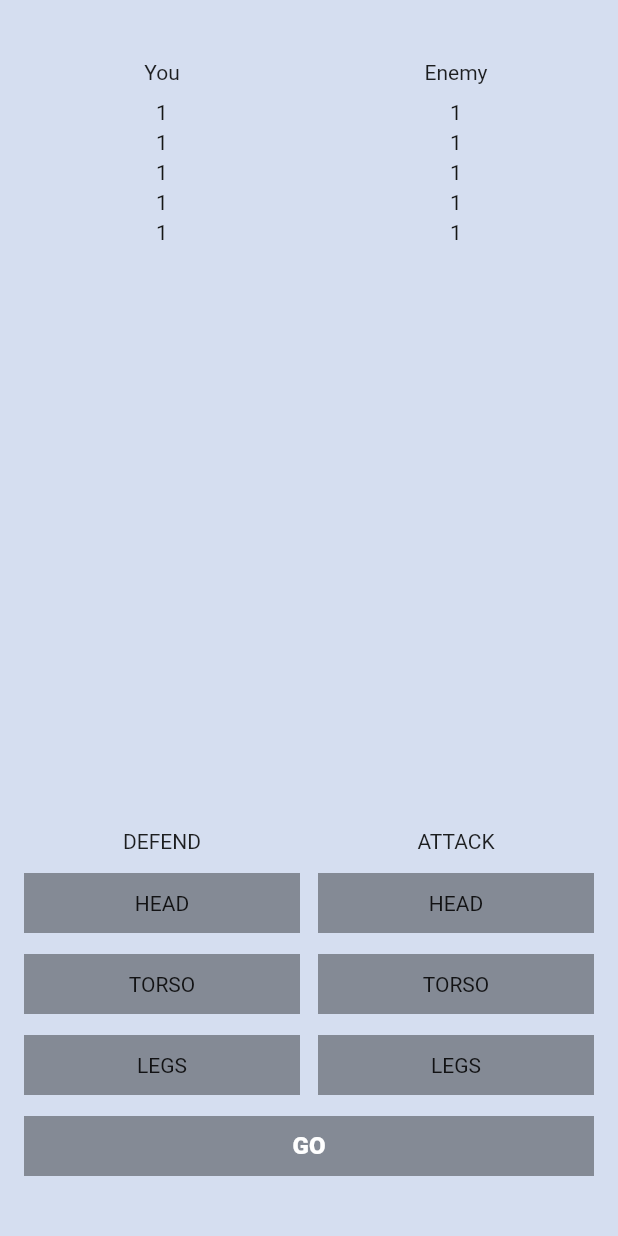
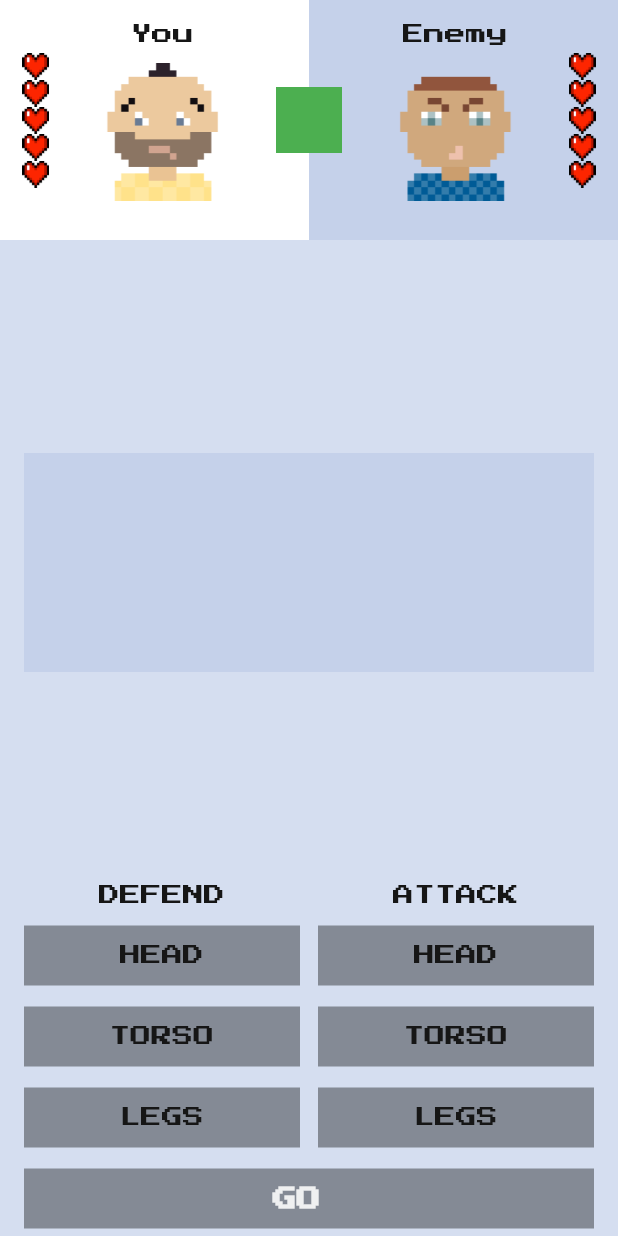
Before and after one commit to MVoldemar/flutter_course2, a Flutter app: the screen it shows after launch, on a phone screen of 412 x 824 dp. Run offline on Flutter 3.47's test engine with Material 2 defaults, Android fonts, the phone set to English and light mode, and no system bars; our stand-ins replace google_fonts.

Commit message:
3_generation

```diff
--- /dev/null
+++ b/lib/fight_club_colors.dart
@@ -0,0 +1,13 @@
+import 'package:flutter/material.dart';
+
+class FightClubColors{
+
+  FightClubColors._();
+  static const background = Color.fromRGBO(213, 222, 240, 1);
+  static const greyButton = Colors.black38;
+  static const blueButton = Color(0xFF1C79CE);
+  static const blackButton = Colors.black87;
+  static const darkGreyText = Color(0xFF161616);
+  static const whiteText = Color(0xDEFFFFFF);
+  static const darkPurpleBackground = Color(0xFFC5D1EA);
+}
--- /dev/null
+++ b/lib/fight_club_icons.dart
@@ -0,0 +1,8 @@
+class FightClubIcons {
+
+  FightClubIcons._();
+
+  static const heartFull = "assets/icons/heart-full.png";
+  static const heartEmpty = "assets/icons/heart-empty.png";
+
+}
--- /dev/null
+++ b/lib/fight_club_images.dart
@@ -0,0 +1,9 @@
+class FightClubImages {
+
+  FightClubImages._();
+
+  static const youAvatar = "assets/images/you-avatar.png";
+  static const enemyAvatar = "assets/images/enemy-avatar.png";
+
+
+}
--- a/lib/main.dart
+++ b/lib/main.dart
@@ -1,5 +1,12 @@
+import 'dart:math';
+
 import 'package:flutter/material.dart';
-import 'package:flutter/rendering.dart';
+import 'package:flutter_fight_club/fight_club_colors.dart';
+import 'package:flutter_fight_club/fight_club_icons.dart';
+import 'package:google_fonts/google_fonts.dart';
+
+import 'fight_club_images.dart';
+
 
 void main() {
   runApp(MyApp());
@@ -9,6 +16,11 @@ class MyApp extends StatelessWidget {
   @override
   Widget build(BuildContext context) {
     return MaterialApp(
+      theme: ThemeData(
+        textTheme: GoogleFonts.pressStart2pTextTheme(
+          Theme.of(context).textTheme,
+        ),
+      ),
       home: MyHomePage(),
     );
   }
@@ -18,82 +30,221 @@ class MyHomePage extends StatefulWidget {
   const MyHomePage({Key? key}) : super(key: key);
 
   @override
-  _MyHomePageState createState() => _MyHomePageState();
+  MyHomePageState createState() => MyHomePageState();
 }
 
-class _MyHomePageState extends State<MyHomePage> {
+class MyHomePageState extends State<MyHomePage> {
   BodyPart? defendingBodyPart;
   BodyPart? attackingBodyPart;
-  var colorButtonGo = Colors.black38;
+
+  BodyPart whatEnemyAttacks = BodyPart.random();
+  BodyPart whatEnemyDefends = BodyPart.random();
+
+  static const maxLives = 5;
+
+  int yourLives = maxLives;
+  int enemyLives = maxLives;
+
+
   @override
   Widget build(BuildContext context) {
     return Scaffold(
-        backgroundColor: Color.fromRGBO(213, 222, 240, 1),
-        body: Column(
+        backgroundColor: FightClubColors.background ,
+        body: SafeArea(
+          child: Column(
             children: [
-            SizedBox(
-              height: 40,
+              FightersInfo(maxLivesCount: maxLives,
+                  yourLivesCount: yourLives,
+                  enemyLivesCount: enemyLives,
                 ),
-            Row(
-              children: [
-                SizedBox(
-                  width: 16,
+              Expanded(child: SizedBox()),
+
+              Padding(padding: EdgeInsets.only(left: 16, right: 16, top:30, bottom: 30 ),
+              child: Expanded(child: SizedBox(height: 146, width: double.infinity,
+                child: ColoredBox(color: FightClubColors.darkPurpleBackground,),)), ),
+              Expanded(child: SizedBox()),
+              ControlsWidget(
+                  defendingBodyPart: defendingBodyPart,
+                  selectDefendingBodyPart: _selectDefendingBodyPart,
+                  attackingBodyPart: attackingBodyPart,
+                  selectAttackingBodyPart: _selectAttackingBodyPart),
+              SizedBox(height: 14,),
+              GoButton(text: yourLives == 0 || enemyLives == 0 ? "Start new game": "Go ",
+                onTap: _onGoButtonClicked,
+                color: getGoButtonColor(),
                  ),
-                Expanded(child: Center(child: Text("You"))),
-                SizedBox(
-                  width: 12,
-                ),
-                Expanded(child: Center(child: Text("Enemy"))),
-                SizedBox(
-                  width: 16,
-                )
+
+              SizedBox(height: 5,),
             ],
           ),
-            SizedBox(height: 11,),
-            Row(
-              children: [
-                SizedBox(
-                  width: 16,
-                ),
-                Expanded(
-                  child: Column(children: [
-                    Center(child: Text("1", style: TextStyle(fontSize: 14, color: Color.fromRGBO(21, 22, 22, 1), fontWeight: FontWeight.w400),)),
-                    SizedBox(height: 4,),
-                    Center(child: Text("1", style: TextStyle(fontSize: 14, color: Color.fromRGBO(21, 22, 22, 1), fontWeight: FontWeight.w400),)),
-                    SizedBox(height: 4,),
-                    Center(child: Text("1", style: TextStyle(fontSize: 14, color: Color.fromRGBO(21, 22, 22, 1), fontWeight: FontWeight.w400),)),
-                    SizedBox(height: 4,),
-                    Center(child: Text("1", style: TextStyle(fontSize: 14, color: Color.fromRGBO(21, 22, 22, 1), fontWeight: FontWeight.w400),)),
-                    SizedBox(height: 4,),
-                    Center(child: Text("1", style: TextStyle(fontSize: 14, color: Color.fromRGBO(21, 22, 22, 1), fontWeight: FontWeight.w400),)),
-                  ]),
-                ),
-                SizedBox(
-                  width: 12,
-                ),
-                Expanded(
-                  child: Column(children: [
-                    Center(child: Text("1", style: TextStyle(fontSize: 14, color: Color.fromRGBO(21, 22, 22, 1), fontWeight: FontWeight.w400),)),
-                    SizedBox(height: 4,),
-                    Center(child: Text("1", style: TextStyle(fontSize: 14, color: Color.fromRGBO(21, 22, 22, 1), fontWeight: FontWeight.w400),)),
-                    SizedBox(height: 4,),
-                    Center(child: Text("1", style: TextStyle(fontSize: 14, color: Color.fromRGBO(21, 22, 22, 1), fontWeight: FontWeight.w400),)),
-                    SizedBox(height: 4,),
-                    Center(child: Text("1", style: TextStyle(fontSize: 14, color: Color.fromRGBO(21, 22, 22, 1), fontWeight: FontWeight.w400),)),
-                    SizedBox(height: 4,),
-                    Center(child: Text("1", style: TextStyle(fontSize: 14, color: Color.fromRGBO(21, 22, 22, 1), fontWeight: FontWeight.w400),)),
+        ));
+  }
+
+  Color getGoButtonColor() {
+    if (yourLives == 0 || enemyLives == 0) {
+      return FightClubColors.blackButton;
+    }
+    else if (attackingBodyPart == null || defendingBodyPart == null) {
+      return FightClubColors.greyButton;
+    }
+    else {
+      return FightClubColors.blackButton;
+    }
+  }
+
+  void _onGoButtonClicked()
+  {
+    if(enemyLives == 0 || yourLives == 0){
+      setState((){
+        yourLives = maxLives;
+        enemyLives = maxLives;
+      });
+    } else if(attackingBodyPart != null && defendingBodyPart != null) {
+      setState(() {
+        final bool enemyLoseLife = (attackingBodyPart != whatEnemyDefends);
+        final bool youLoseLife = (defendingBodyPart != whatEnemyAttacks);
+        if(enemyLoseLife) {
+          enemyLives = enemyLives - 1;
+        }
+        if(youLoseLife){
+          yourLives = yourLives - 1;
+        }
+
+
+        whatEnemyDefends = BodyPart.random();
+        whatEnemyAttacks = BodyPart.random();
+
+
+        attackingBodyPart = null;
+        defendingBodyPart = null;
+      });
+    }
+  }
+
+  void _selectDefendingBodyPart(final BodyPart value) {
+    if(yourLives == 0 || enemyLives == 0  ){
+      return;
+    }
+    setState(() {
+      defendingBodyPart = value;
+    });
+  }
 
 
 
-                  ]),
+  void _selectAttackingBodyPart(final BodyPart value) {
+    if(yourLives == 0 || enemyLives == 0){
+      return;
+    }
+    setState(() {
+      attackingBodyPart = value;
+    });
+  }
+
+}
+
+
+class GoButton extends StatelessWidget {
+  final String text;
+ final VoidCallback onTap;
+ final Color color;
+  const GoButton({Key? key, required this.onTap, required this.color, this.text = "GO",}) : super(key: key);
+
+  @override
+  Widget build(BuildContext context) {
+    return  Padding(
+      padding: const EdgeInsets.symmetric(horizontal: 16.0),
+      child: GestureDetector(
+            onTap: onTap,
+            child: SizedBox(
+              height: 40,
+              child: ColoredBox(
+                color: color,
+                child: Center(
+                  child: Text(
+                    text.toUpperCase(),
+                    style: TextStyle(
+                        fontWeight: FontWeight.w900,
+                        fontSize: 16,
+                        color: FightClubColors.whiteText),
                   ),
-                SizedBox(
-                  width: 16,
                 ),
+              ),
+            ),
+          ),
+    );
+  }
+}
+
+class FightersInfo extends StatelessWidget {
+  final int maxLivesCount;
+  final int yourLivesCount;
+  final int enemyLivesCount;
+
+  const FightersInfo({
+    Key? key,
+    required this.maxLivesCount,
+    required this.yourLivesCount,
+    required this.enemyLivesCount,
+  }) : super(key: key);
+
+  @override
+  Widget build(BuildContext context) {
+    return SizedBox(
+      height: 160,
+      child: Stack(
+          children: [
+            Row(crossAxisAlignment: CrossAxisAlignment.stretch,
+            children: [Expanded(child: ColoredBox(color: Colors.white)),
+            Expanded(child: ColoredBox(color: Color(0xFFC5D1EA)))],),
+            Row(
+            mainAxisAlignment: MainAxisAlignment.spaceAround,
+            children: [
+              LivesWidget(overallLivesCount: maxLivesCount,
+                  currentLivesCount: yourLivesCount),
+
+              Column(
+                children: [
+                  SizedBox(height: 16,),
+                  Text("You", style: TextStyle(color: FightClubColors.darkGreyText),),
+                  SizedBox(height: 12,),
+                  SizedBox(child: Image.asset(FightClubImages.youAvatar), height: 92, width: 92,),
                 ],
               ),
-            Expanded(child: SizedBox()),
-            Row(
+              ColoredBox(color: Colors.green, child: SizedBox(height: 44, width: 44,)),
+              Column(
+                children: [
+                  SizedBox(height: 16,),
+                  Text("Enemy", style: TextStyle(color: FightClubColors.darkGreyText),),
+                  SizedBox(height: 12,),
+                  SizedBox(child: Image.asset(FightClubImages.enemyAvatar), height: 92, width: 92,),
+                ],
+              ),
+              LivesWidget(overallLivesCount: maxLivesCount,
+                  currentLivesCount: enemyLivesCount),
+            ],
+          ),
+          ]),
+    );
+  }
+}
+
+
+class ControlsWidget extends StatelessWidget {
+  final BodyPart? defendingBodyPart;
+  final ValueSetter<BodyPart> selectDefendingBodyPart;
+  final BodyPart? attackingBodyPart;
+  final ValueSetter<BodyPart> selectAttackingBodyPart;
+
+  const ControlsWidget({Key? key,
+    required this.defendingBodyPart,
+    required this.selectDefendingBodyPart,
+    required this.attackingBodyPart,
+    required this.selectAttackingBodyPart})
+      : super(key: key);
+  @override
+  Widget build(BuildContext context) {
+    return Row(
       mainAxisAlignment: MainAxisAlignment.center,
       children: [
         SizedBox(
@@ -102,14 +253,14 @@ class _MyHomePageState extends State<MyHomePage> {
         Expanded(
           child: Column(
             children: [
-                      Text("Defend".toUpperCase()),
+              Text("Defend".toUpperCase(), style: TextStyle(color: FightClubColors.darkGreyText),),
               SizedBox(
                 height: 13,
               ),
               BodyPartButton(
                 bodyPart: BodyPart.head,
                 selected: defendingBodyPart == BodyPart.head,
-                        bodyPartSetter: _selectDefendingBodyPart,
+                bodyPartSetter: selectDefendingBodyPart,
               ),
               SizedBox(
                 height: 14,
@@ -117,14 +268,14 @@ class _MyHomePageState extends State<MyHomePage> {
               BodyPartButton(
                   bodyPart: BodyPart.torso,
                   selected: defendingBodyPart == BodyPart.torso,
-                          bodyPartSetter: _selectDefendingBodyPart),
+                  bodyPartSetter: selectDefendingBodyPart),
               SizedBox(
                 height: 14,
               ),
               BodyPartButton(
                   bodyPart: BodyPart.legs,
                   selected: defendingBodyPart == BodyPart.legs,
-                          bodyPartSetter: _selectDefendingBodyPart),
+                  bodyPartSetter: selectDefendingBodyPart),
             ],
           ),
         ),
@@ -134,14 +285,14 @@ class _MyHomePageState extends State<MyHomePage> {
         Expanded(
           child: Column(
             children: [
-                      Text("Attack".toUpperCase()),
+              Text("Attack".toUpperCase(), style: TextStyle(color: FightClubColors.darkGreyText),),
               SizedBox(
                 height: 13,
               ),
               BodyPartButton(
                 bodyPart: BodyPart.head,
                 selected: attackingBodyPart == BodyPart.head,
-                        bodyPartSetter: _selectAttackingBodyPart,
+                bodyPartSetter: selectAttackingBodyPart,
               ),
               SizedBox(
                 height: 14,
@@ -149,7 +300,7 @@ class _MyHomePageState extends State<MyHomePage> {
               BodyPartButton(
                 bodyPart: BodyPart.torso,
                 selected: attackingBodyPart == BodyPart.torso,
-                        bodyPartSetter: _selectAttackingBodyPart,
+                bodyPartSetter: selectAttackingBodyPart,
               ),
               SizedBox(
                 height: 14,
@@ -157,7 +308,7 @@ class _MyHomePageState extends State<MyHomePage> {
               BodyPartButton(
                 bodyPart: BodyPart.legs,
                 selected: attackingBodyPart == BodyPart.legs,
-                        bodyPartSetter: _selectAttackingBodyPart,
+                bodyPartSetter: selectAttackingBodyPart,
               ),
             ],
           ),
@@ -166,70 +317,37 @@ class _MyHomePageState extends State<MyHomePage> {
           width: 16,
         ),
       ],
-            ),
-            SizedBox(
-              height: 14,
-            ),
-            Row(
-              children: [
-                SizedBox(
-                  width: 16,
-                ),
-                Expanded(
-                    child: GestureDetector(
-                  onTap: () => _resetStateButton(),
-                  child: SizedBox(
-                    height: 40,
-                    child: ColoredBox(
-                      color: selected() ? Colors.black87 : colorButtonGo,
-                      child: Center(
-                        child: Text(
-                          "Go".toUpperCase(),
-                          style: TextStyle(
-                              fontWeight: FontWeight.w900,
-                              fontSize: 16,
-                              color: Colors.white),
-                        ),
-                      ),
-                    ),
-                  ),
-                )),
-                SizedBox(
-                  width: 16,
-                )
-              ],
-            ),
-            SizedBox(
-              height: 40,
-            ),
-          ],
-        ));
-  }
-
-  void _selectDefendingBodyPart(final BodyPart value) {
-    setState(() {
-      defendingBodyPart = value;
-    });
-  }
-
-  void _selectAttackingBodyPart(final BodyPart value) {
-    setState(() {
-      attackingBodyPart = value;
-    });
-  }
-
-  _resetStateButton() {
-    if (selected()) {
-      setState(() {
-        defendingBodyPart = null;
-        attackingBodyPart = null;
-      });
+    );
   }
 }
 
-  bool selected() {
-    return (attackingBodyPart != null) &&
-        (defendingBodyPart != null);
+
+
+
+class LivesWidget extends StatelessWidget {
+  final int overallLivesCount;
+  final int currentLivesCount;
+  const LivesWidget({
+    Key? key,
+    required this.overallLivesCount,
+    required this.currentLivesCount,
+  }) : assert(overallLivesCount >= 1),
+       assert(currentLivesCount >= 0),
+       assert(currentLivesCount <= overallLivesCount),
+        super(key: key);
+
+  @override
+  Widget build(BuildContext context) {
+    return Column(
+      mainAxisSize: MainAxisSize.min,
+      children: List.generate(overallLivesCount, (index) {
+        if(index<currentLivesCount)
+          return Image.asset(FightClubIcons.heartFull, width: 18, height: 18,);
+      else {
+          return Image.asset(FightClubIcons.heartEmpty, width: 18, height: 18,);
+        }
+        }),
+    );
   }
 }
 
@@ -245,6 +363,13 @@ class BodyPart {
   @override
   String toString() {
     return 'BodyPart{name: $name}';
+  }
+
+  static const List<BodyPart> _values = [head, torso, legs];
+  static BodyPart random()
+  {
+    return _values[Random().nextInt(_values.length)];
+
   }
 }
 
@@ -268,10 +393,12 @@ class BodyPartButton extends StatelessWidget {
         height: 40,
         child: ColoredBox(
           color:
-              selected ? const Color.fromRGBO(28, 121, 206, 1) : Colors.black38,
-          child: Center(child: Text(bodyPart.name.toUpperCase())),
+              selected ? FightClubColors.blueButton: FightClubColors.greyButton,
+          child: Center(child: Text(bodyPart.name.toUpperCase(),
+    style: TextStyle(color: selected ? FightClubColors.whiteText : FightClubColors.darkGreyText,)),
         ),
       ),
+    )
     );
   }
 }
```
Also changed, not shown: pubspec.yaml (+12 -55 lines), assets/icons/heart-empty.png (added), assets/icons/heart-full.png (added), assets/images/enemy-avatar.png (added), assets/images/you-avatar.png (added), google_fonts/PressStart2P-Regular.ttf (added), pubspec.lock, 1 other file. Lines whose indentation alone changed are shown as unchanged.
